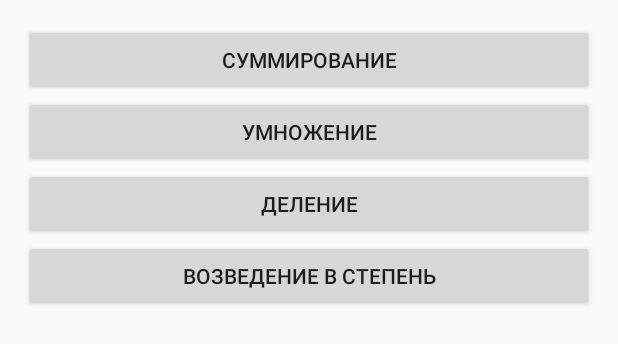
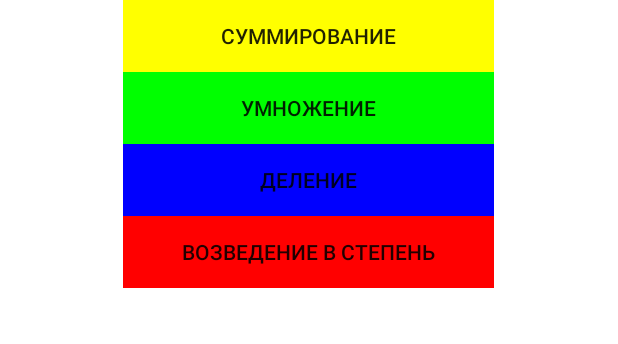
Before and after one commit to cooldman/HappyCalculations, an Android app: the layout menu_activity.xml on its own in the app's theme, with its tools: preview values and no code run, on a phone screen of 412 x 824 dp. Shown: the top 344 px of the screen. Run offline under Robolectric (Android 15) with nearby library versions, the phone set to English and light mode, and no system bars.

Commit message:
Редизаин

```diff
--- a/app/src/main/res/layout/menu_activity.xml
+++ b/app/src/main/res/layout/menu_activity.xml
@@ -1,35 +1,75 @@
-<RelativeLayout xmlns:android="http://schemas.android.com/apk/res/android"
+<LinearLayout xmlns:ads="http://schemas.android.com/apk/res-auto"
+              xmlns:android="http://schemas.android.com/apk/res/android"
               xmlns:tools="http://schemas.android.com/tools"
-                xmlns:ads="http://schemas.android.com/apk/res-auto"
               android:layout_width="match_parent"
               android:layout_height="match_parent"
-                android:paddingLeft="@dimen/activity_horizontal_margin"
-                android:paddingRight="@dimen/activity_horizontal_margin"
-                android:paddingTop="@dimen/activity_vertical_margin"
-                android:paddingBottom="@dimen/activity_vertical_margin"
+              android:background="@color/white"
+              android:orientation="vertical"
               tools:context=".MenuActivity">
-  <LinearLayout android:orientation="vertical"
+
+  <LinearLayout
     android:layout_width="fill_parent"
     android:layout_height="wrap_content"
-    android:layout_weight=".60"
-    android:gravity="center">
-    <Button android:id="@+id/plus"
-            android:text="@string/sum"
+    android:background="@color/white"
+    android:orientation="horizontal">
+
+    <RelativeLayout
+      android:layout_width="0dip"
+      android:layout_height="match_parent"
+      android:layout_weight="0.2">
+    </RelativeLayout>
+
+    <RelativeLayout
+      android:layout_width="0dip"
+      android:layout_height="wrap_content"
+      android:layout_weight="0.6">
+
+      <LinearLayout
+        android:layout_width="fill_parent"
+        android:layout_height="wrap_content"
+        android:layout_alignParentTop="true"
+        android:background="@color/black"
+        android:gravity="center"
+        android:orientation="vertical">
+
+        <Button
+          android:id="@+id/plus"
           android:layout_width="match_parent"
-            android:layout_height="wrap_content"/>
-    <Button android:id="@+id/multiply"
-            android:text="@string/multiply"
+          android:layout_height="wrap_content"
+          android:background="@color/yellow"
+          android:text="@string/sum"/>
+
+        <Button
+          android:id="@+id/multiply"
           android:layout_width="match_parent"
-            android:layout_height="wrap_content"/>
-    <Button android:id="@+id/division"
-            android:text="@string/division"
+          android:layout_height="wrap_content"
+          android:background="@color/green"
+          android:text="@string/multiply"/>
+
+        <Button
+          android:id="@+id/division"
           android:layout_width="match_parent"
-            android:layout_height="wrap_content"/>
-    <Button android:id="@+id/power"
-            android:text="@string/power"
+          android:layout_height="wrap_content"
+          android:background="@color/blue"
+          android:text="@string/division"/>
+
+        <Button
+          android:id="@+id/power"
           android:layout_width="match_parent"
-            android:layout_height="wrap_content"/>
+          android:layout_height="wrap_content"
+          android:background="@color/red"
+          android:text="@string/power"/>
+
       </LinearLayout>
+    </RelativeLayout>
+
+    <RelativeLayout
+      android:layout_width="0dip"
+      android:layout_height="match_parent"
+      android:layout_weight="0.2">
+    </RelativeLayout>
+  </LinearLayout>
+
   <com.google.android.gms.ads.AdView
     android:id="@+id/adView"
     android:layout_width="wrap_content"
@@ -38,4 +78,4 @@
     ads:adSize="BANNER"
     ads:adUnitId="@string/banner_ad_unit_id">
   </com.google.android.gms.ads.AdView>
-</RelativeLayout>
+</LinearLayout>
--- a/app/src/main/res/values/colors.xml
+++ b/app/src/main/res/values/colors.xml
@@ -1,4 +1,9 @@
 <?xml version="1.0" encoding="utf-8"?>
 <resources>
   <color name="red">#F00</color>
+  <color name="black">#000</color>
+  <color name="green">#0F0</color>
+  <color name="blue">#00F</color>
+  <color name="yellow">#FF0</color>
+  <color name="white">#FFF</color>
 </resources>
```
Lines whose indentation alone changed are shown as unchanged.
